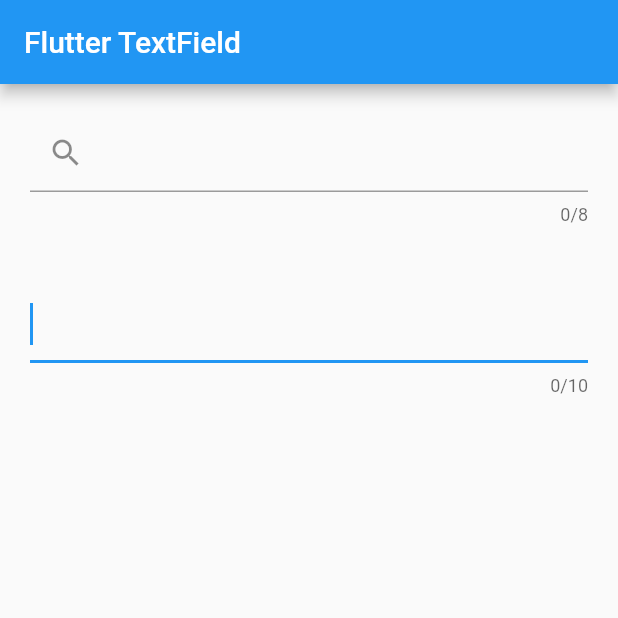
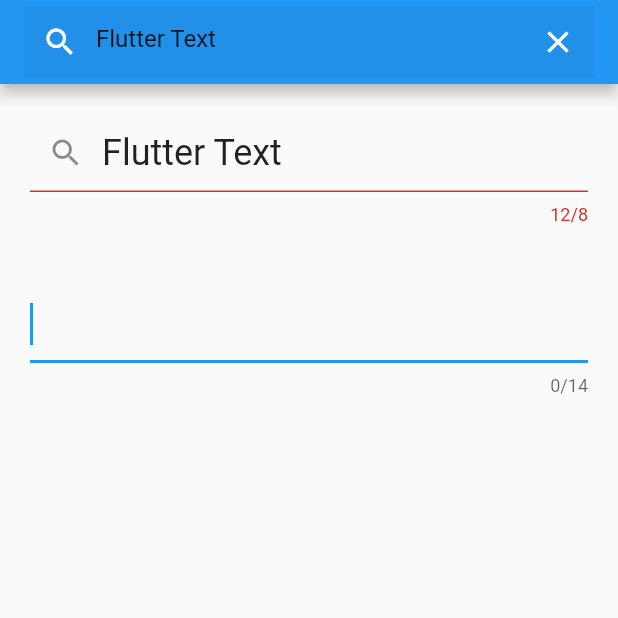
Before and after one commit to LuckyMadu/flutter-sample-project, a Flutter app: the screen it shows after launch, on a phone screen of 412 x 824 dp, the top half of it. Run offline on Flutter 3.47's test engine with Material 2 defaults, Android fonts, the phone set to English and light mode, and no system bars.

Commit message:
text changes

```diff
--- a/lib/main.dart
+++ b/lib/main.dart
@@ -30,11 +30,32 @@
 }
 
 class _MyHomePageState extends State<MyHomePage> {
+  TextEditingController title = TextEditingController();
+
   @override
   Widget build(BuildContext context) {
+    title.text = "Flutter Text";
+    String name = title.text;
+
     return Scaffold(
       appBar: AppBar(
-        title: Text(widget.title),
+        title: TextField(
+          keyboardType: TextInputType.text,
+          controller: title,
+          decoration: InputDecoration(
+            prefixIcon: const Icon(Icons.search, color: Colors.white),
+            suffixIcon: IconButton(
+              icon: const Icon(Icons.close, color: Colors.white),
+              onPressed: () {
+                title.text = '';
+              },
+            ),
+            border: InputBorder.none,
+            filled: true,
+            hintText: 'Search...',
+            hintStyle: const TextStyle(color: Colors.white70),
+          ),
+        ),
       ),
       body: Center(
         child: Column(
@@ -44,10 +65,13 @@
               child: TextField(
                   cursorColor: Colors.red,
                   maxLength: 8,
-                  onChanged: (text){
-                    // ignore: avoid_print
+                  onChanged: (text) {
                     print(text);
                   },
+                  onSubmitted: (text) {
+                    print('submiited');
+                  },
+                  controller: title,
                   obscureText: false,
                   decoration: const InputDecoration(
                     prefixIcon: Icon(Icons.search),
@@ -58,7 +82,7 @@
             const Padding(
               padding: EdgeInsets.all(20.0),
               child: TextField(
-                maxLength: 10,
+                maxLength: 14,
                 autofocus: true,
                 obscureText: false,
                 keyboardType: TextInputType.streetAddress,
```
